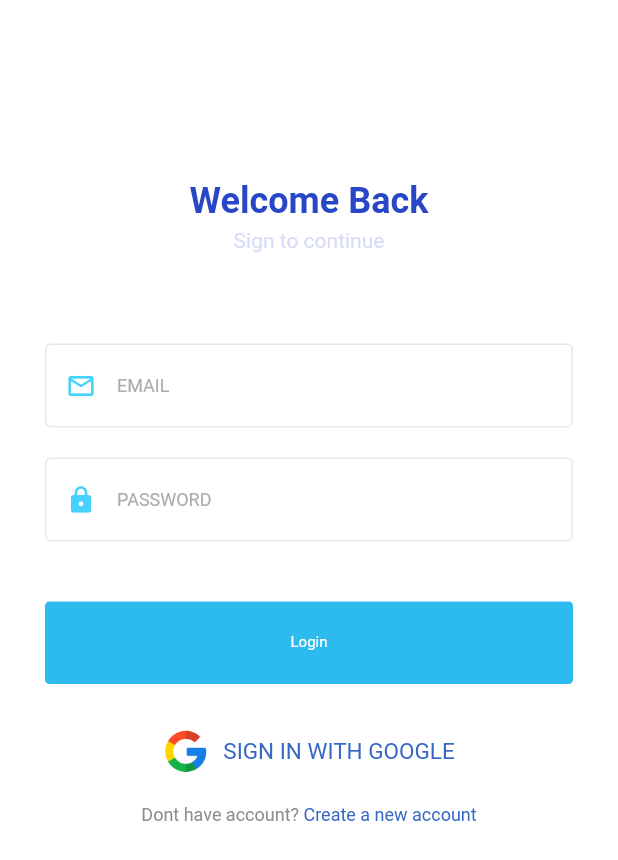
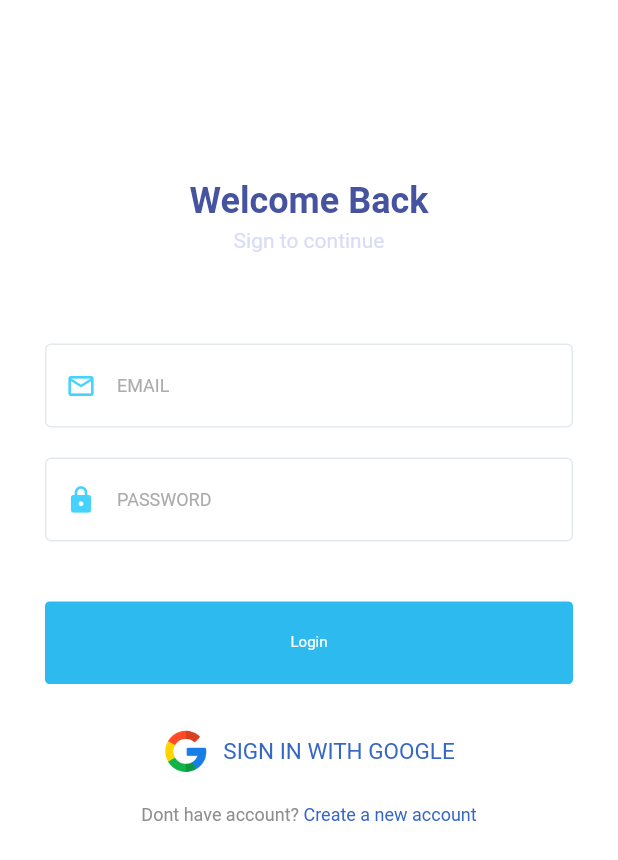
Before and after one commit to shaileshsuhagiya/todo-app-firebase-realtime, a Flutter app: the screen it shows after launch, on a phone screen of 412 x 824 dp. Shown: the top 860 px of the screen. Run offline on Flutter 3.47's test engine with Material 2 defaults, Android fonts, the phone set to English and light mode, and no system bars; our stand-ins replace animated_theme_switcher, cached_network_image, cloud_firestore, file_picker, firebase_auth, firebase_core and 11 more; accounts and stored records are empty; Roboto replaces fonts that are missing (ClanNarrowMedium, ClanNarrowNews, SFProText).

Commit message:
- fix the bug

```diff
--- a/lib/src/configs/app_text_style.dart
+++ b/lib/src/configs/app_text_style.dart
@@ -26,19 +26,17 @@
     color: AppColor.kDarkPrimaryColor,
   );
   final headerStyle = const TextStyle(
-      color: AppColor.headerColor,
+      color: AppColor.backGroundColor,
       fontFamily: Fonts.SFPROTEXT,
       fontWeight: FontWeight.bold,
       fontSize: 24);
   final headerSubTitleStyle = const TextStyle(
-      height: 1.5,
-      color: AppColor.subTitle,
-      fontFamily: Fonts.SFPROTEXT);
-  final clannRrowBold = const  TextStyle(
+      height: 1.5, color: AppColor.subTitle, fontFamily: Fonts.SFPROTEXT);
+  final clannRrowBold = const TextStyle(
       color: AppColor.forgotTextColor,
       fontFamily: Fonts.CLANNARROWBOLD,
       fontWeight: FontWeight.bold);
-  final clannRrowMedium = const   TextStyle(
+  final clannRrowMedium = const TextStyle(
       color: AppColor.textColor,
       fontSize: 12,
       fontFamily: Fonts.CLANNARROWMEDIUM);
```
Also changed, not shown: 8 other files.
